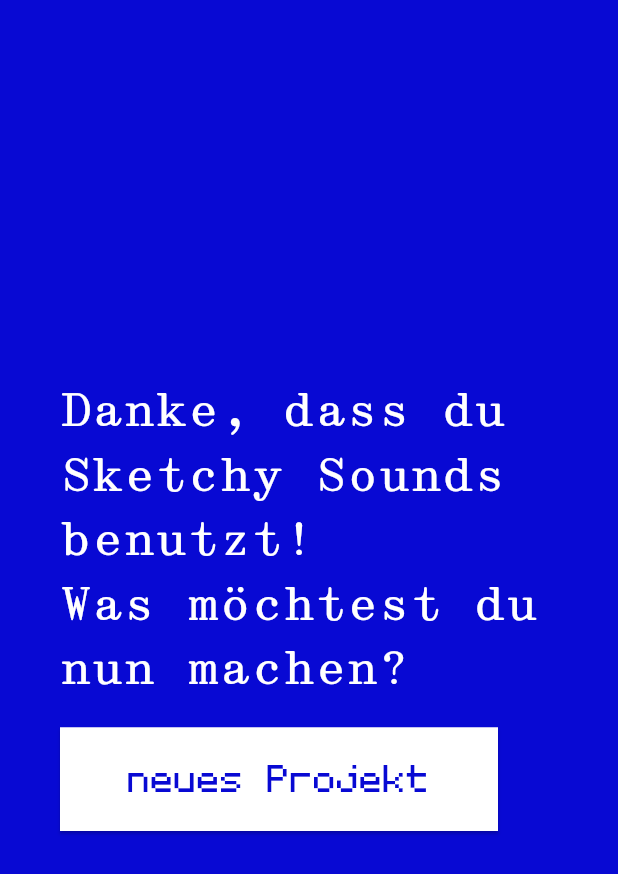
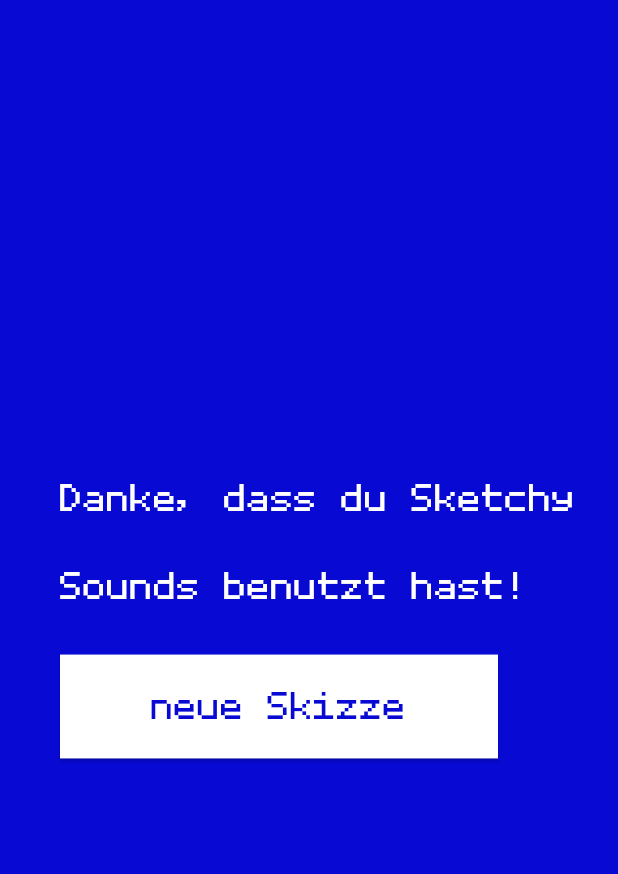
Before and after one commit to disC-SketchySounds/flutter_app, a Flutter app: the EndView screen opened by its route, on a phone screen of 412 x 824 dp. Shown: the top 874 px of the screen. Run offline on Flutter 3.47's test engine with Material 3 defaults, Android fonts, the phone set to English and light mode, and no system bars; our stand-ins replace audioplayers, shared_preferences; accounts and stored records are empty; network calls fail.

Commit message:
Color and text changes.

```diff
--- a/lib/views/analysis_view.dart
+++ b/lib/views/analysis_view.dart
@@ -123,10 +123,10 @@ class _AnalysisViewState extends State<AnalysisView> {
                   child: IconButton(
                     icon: Icon(
                         isPlaying
-                            ? Icons.pause
-                            : Icons.play_arrow_rounded,
+                            ? Icons.pause_sharp
+                            : Icons.play_arrow,
                         color: AppColors.white,
-                        size: 90),
+                        size: 85),
                     onPressed: () async {
                       if (isPlaying) {
                         setState(
--- a/lib/views/end_view.dart
+++ b/lib/views/end_view.dart
@@ -24,8 +24,8 @@ class EndView extends StatelessWidget {
                     const Padding(
                       padding: EdgeInsets.only(left: 16),
                       child: Text(
-                        'Danke, dass du Sketchy Sounds benutzt!\nWas möchtest du nun machen?',
-                        style: TextStyle(fontSize: 30),
+                        'Danke, dass du Sketchy Sounds benutzt hast!',
+                        style: TextStyle(fontFamily: 'MozartNbp', fontSize: 41,),
                       ),
                     ),
                     Row(
@@ -35,7 +35,7 @@ class EndView extends StatelessWidget {
                             Navigator.popUntil(
                                 context, (route) => route.isFirst);
                           },
-                          text: 'neues Projekt',
+                          text: 'neue Skizze',
                           backgroundColor: AppColors.white,
                           foregroundColor: AppColors.blue,
                         ),
--- a/lib/views/generation_view.dart
+++ b/lib/views/generation_view.dart
@@ -1,4 +1,5 @@
 import 'dart:async';
+import 'dart:io';
 
 import 'package:flutter/material.dart';
 import 'package:flutter_app/api/api_service.dart';
@@ -99,7 +100,7 @@ class _GenerationViewState extends State<GenerationView>
   @override
   Widget build(BuildContext context) {
     return Scaffold(
-      backgroundColor: AppColors.blue,
+      backgroundColor: AppColors.black,
       body: AnimatedBuilder(
         animation: _animationController,
         builder: (context, child) {
--- a/lib/views/intro_view.dart
+++ b/lib/views/intro_view.dart
@@ -23,8 +23,8 @@ class IntroView extends StatelessWidget {
                     const Padding(
                       padding: EdgeInsets.only(left: 16),
                       child: Text(
-                        'Verwandle mit Sketchy Sounds deine eigene Zeichung in eine grafische Partitur und tauche spielerisch in die Welt der Musik ein!',
-                          style: TextStyle(fontSize: 41, fontFamily: 'MozartNbp'),
+                        'Verwandle mit Sketchy Sounds deine eigene Zeichung in eine\ngrafische Partitur und tauche spielerisch in die Welt der\nMusik ein!',
+                          style: TextStyle(fontSize: 41, fontFamily: 'MozartNbp', height: 1),
                       ),
                     ),
                     Row(
```
Also changed, not shown: lib/views/explainer_view.dart (+8 -8 lines), lib/views/home_view.dart (+7 -8 lines).
